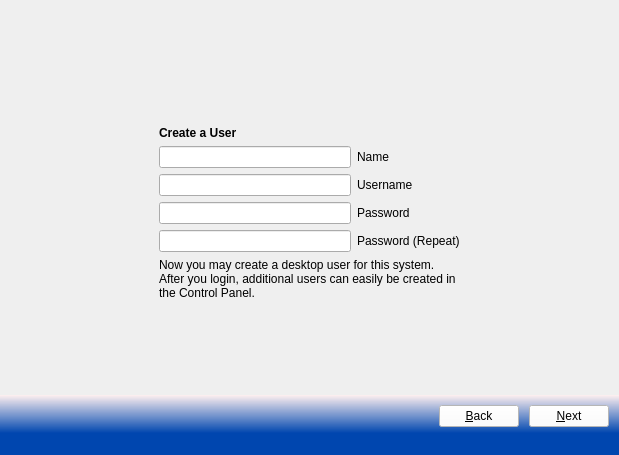
trueos/pcbsd, file src-qt4/pc-firstbootgui/firstboot.ui: the form before one commit.
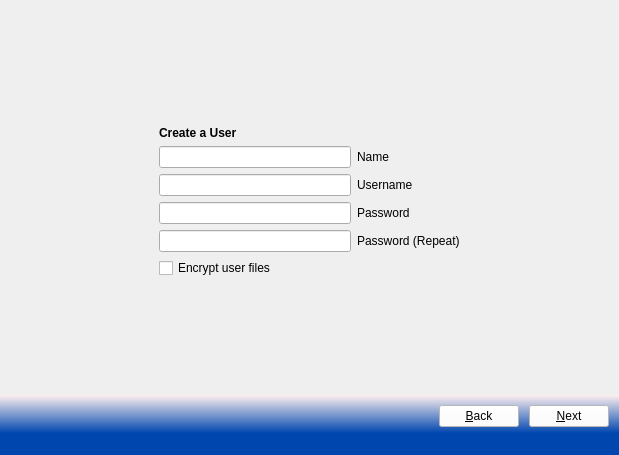
The form after the commit. The open tabs and pages were chosen to show the change. Icons and pictures are not drawn.

Commit message: Add ability to encrypt users homedir when we add the first user at system bootup

What changed in the file:
```diff
--- a/src-qt4/pc-firstbootgui/firstboot.ui
+++ b/src-qt4/pc-firstbootgui/firstboot.ui
@@ -771,15 +771,15 @@
            </layout>
           </item>
           <item>
-           <widget class="QLabel" name="label_18">
-            <property name="styleSheet">
-             <string notr="true">background: transparent;</string>
+           <widget class="QCheckBox" name="checkEnc">
+            <property name="toolTip">
+             <string>Will encrypt users home-directory</string>
+            </property>
+            <property name="statusTip">
+             <string>Will encrypt users home-directory</string>
             </property>
             <property name="text">
-             <string>Now you may create a desktop user for this system. After you login, additional users can easily be created in the Control Panel. </string>
-            </property>
-            <property name="wordWrap">
-             <bool>true</bool>
+             <string>Encrypt user files</string>
             </property>
            </widget>
           </item>
```
Left out of the diff: 2 changed lines with no effect on the pictures. The commit also changes 2 other files.
